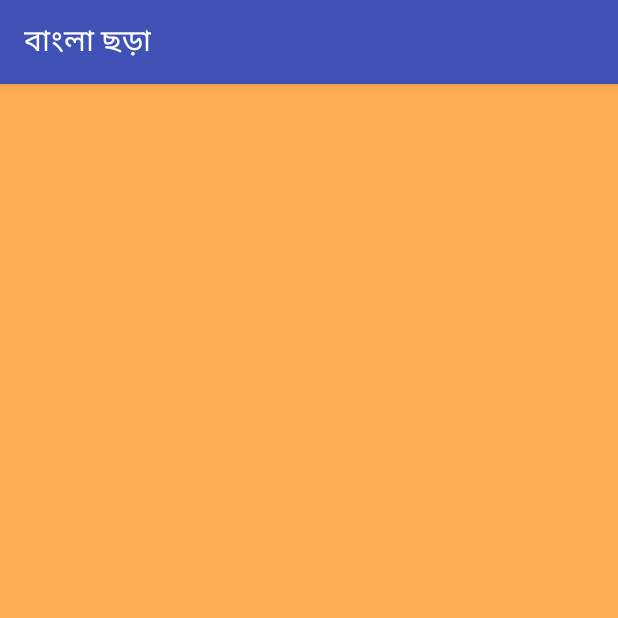
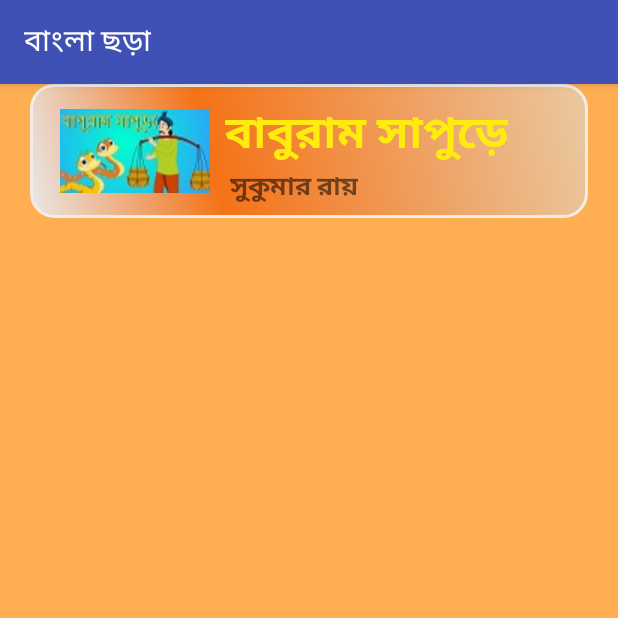
Before and after one commit to imtiazaminsajid/BanglaChora, an Android app: the screen it shows after launch (MainActivity), on a phone screen of 412 x 824 dp, the top half of it. Run offline under Robolectric (Android 15) with nearby library versions, the phone set to English and light mode, and no system bars.

Commit message:
Custom Adapter Done

```diff
--- /dev/null
+++ b/app/src/main/java/com/example/imtiazaminsajid/banglachora/CustomAdapter.java
@@ -0,0 +1,73 @@
+package com.example.imtiazaminsajid.banglachora;
+
+import android.content.Context;
+import android.view.LayoutInflater;
+import android.view.View;
+import android.view.ViewGroup;
+import android.widget.BaseAdapter;
+import android.widget.ImageView;
+import android.widget.TextView;
+
+public class CustomAdapter extends BaseAdapter {
+    String[] choraName;
+    String[] choraWritter;
+    String[] choraDetails;
+    int[] choraPicture;
+    int[] choraAudio;
+    Context context;
+    LayoutInflater inflater;
+
+    public CustomAdapter(String[] choraName, String[] choraWritter, int[] choraPicture, Context context) {
+        this.choraName = choraName;
+        this.choraWritter = choraWritter;
+        this.choraPicture = choraPicture;
+        this.context = context;
+    }
+
+    public CustomAdapter(Context context,
+                         String[] choraName,
+                         String[] choraWritter,
+                         String[] choraDetails,
+                         int[] choraPicture,
+                         int[] choraAudio) {
+
+        this.choraName = choraName;
+        this.choraWritter = choraWritter;
+        this.choraDetails = choraDetails;
+        this.choraPicture = choraPicture;
+        this.choraAudio = choraAudio;
+        this.context = context;
+    }
+
+    @Override
+    public int getCount() {
+        return choraName.length;
+    }
+
+    @Override
+    public Object getItem(int i) {
+        return null;
+    }
+
+    @Override
+    public long getItemId(int i) {
+        return 0;
+    }
+
+    @Override
+    public View getView(int i, View view, ViewGroup viewGroup) {
+        if (view==null){
+            inflater = (LayoutInflater) context.getSystemService(Context.LAYOUT_INFLATER_SERVICE);
+            view = inflater.inflate(R.layout.chora_listview,viewGroup,false);
+        }
+        ImageView imageView = view.findViewById(R.id.choraImageIV);
+        TextView ChoraName = view.findViewById(R.id.ChoraNameTV);
+        TextView ChoraWritter = view.findViewById(R.id.ChoraWritterTV);
+
+        imageView.setImageResource(choraPicture[i]);
+        ChoraName.setText(choraName[i]);
+        ChoraWritter.setText(choraWritter[i]);
+
+        return view;
+    }
+}
--- a/app/src/main/java/com/example/imtiazaminsajid/banglachora/MainActivity.java
+++ b/app/src/main/java/com/example/imtiazaminsajid/banglachora/MainActivity.java
@@ -12,15 +12,15 @@ public class MainActivity extends AppCompatActivity {
     String [] choraName;
     String [] choraWritter;
     String [] choraDetails;
-    int choraPicture[] = {R.drawable.mamar_bari,
+    int choraPicture[] = {R.drawable.baburam_sapure,
             R.drawable.mamar_bari,
-            R.drawable.mamar_bari,
-            R.drawable.mamar_bari,
-            R.drawable.mamar_bari,
-            R.drawable.mamar_bari,
-            R.drawable.mamar_bari,
-            R.drawable.mamar_bari,
-            R.drawable.mamar_bari,
+            R.drawable.aam_pata_jora_jora,
+            R.drawable.noton_noton_payra,
+            R.drawable.oi_dekha_jay_tal_gach,
+            R.drawable.ital_bital,
+            R.drawable.honhon_ponpon,
+            R.drawable.bhor_holo_dor_kholo,
+            R.drawable.megher_kole_rod,
 
     };
     int[] choraAudio  = {R.raw.baburam_sapure,
@@ -38,5 +38,13 @@ public class MainActivity extends AppCompatActivity {
     protected void onCreate(Bundle savedInstanceState) {
         super.onCreate(savedInstanceState);
         setContentView(R.layout.activity_main);
+
+        listView = findViewById(R.id.choraList);
+        choraName = getResources().getStringArray(R.array.ChoraName);
+        choraWritter = getResources().getStringArray(R.array.ChoraWritter);
+        choraDetails = getResources().getStringArray(R.array.Chora);
+
+        CustomAdapter adapter = new CustomAdapter(choraName,choraWritter, choraPicture,this);
+        listView.setAdapter(adapter);
     }
 }
--- a/app/src/main/res/layout/chora_listview.xml
+++ b/app/src/main/res/layout/chora_listview.xml
@@ -1,12 +1,55 @@
 <?xml version="1.0" encoding="utf-8"?>
 <LinearLayout
     xmlns:android="http://schemas.android.com/apk/res/android" android:layout_width="match_parent"
-    android:layout_height="match_parent">
+    android:layout_height="match_parent"
+    android:layout_margin="11dp"
+    >
 
     <LinearLayout
         android:layout_width="match_parent"
         android:layout_height="89dp"
+        android:orientation="horizontal"
         android:background="@drawable/buttonshape">
+
+        <ImageView
+            android:id="@+id/choraImageIV"
+            android:layout_width="100dp"
+            android:layout_height="70dp"
+            android:layout_gravity="center"
+            android:src="@drawable/aam_pata_jora_jora"
+            android:layout_marginLeft="20dp"
+            />
+
+        <LinearLayout
+            android:layout_width="wrap_content"
+            android:layout_height="wrap_content"
+            android:orientation="vertical"
+            >
+
+            <TextView
+                android:id="@+id/ChoraNameTV"
+                android:layout_width="wrap_content"
+                android:layout_height="wrap_content"
+                android:text="Imtiaz Amin"
+                android:textStyle="bold"
+                android:textSize="30dp"
+                android:layout_marginLeft="10dp"
+                android:layout_marginTop="10.5dp"
+                android:textColor="#ffeb0e"
+
+                />
+
+            <TextView
+                android:id="@+id/ChoraWritterTV"
+                android:layout_width="wrap_content"
+                android:layout_height="wrap_content"
+                android:text="Imtiaz Amin"
+                android:layout_marginLeft="13dp"
+                android:textStyle="bold"
+                android:textSize="17dp"
+                />
+
+        </LinearLayout>
 
 
     </LinearLayout>
```
Also changed, not shown: app/src/main/res/drawable/aam_pata_jora_jora.jpg (added), app/src/main/res/drawable/baburam_sapure.jpg (added), app/src/main/res/drawable/bhor_holo_dor_kholo.jpg (added), app/src/main/res/drawable/honhon_ponpon.jpg (added), app/src/main/res/drawable/ital_bital.jpg (added), app/src/main/res/drawable/mamar_bari.jpg (renamed from app/src/main/res/drawable/mamar-bari.jpg), app/src/main/res/drawable/megher_kole_rod.jpg (added), app/src/main/res/drawable/noton_noton_payra.jpg (added), app/src/main/res/drawable/oi_dekha_jay_tal_gach.jpg (added).
